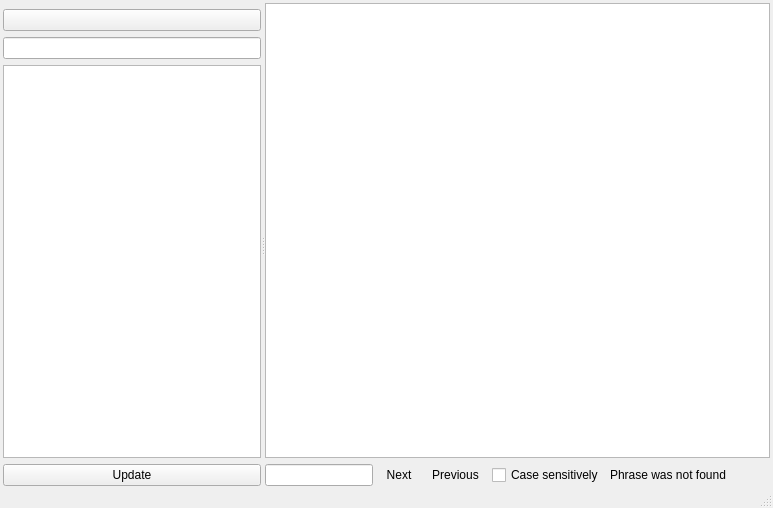
Qt form src/plugins/messagearchiver/archiveviewwindow.ui (vacuum-im/vacuum-im) before a commit.
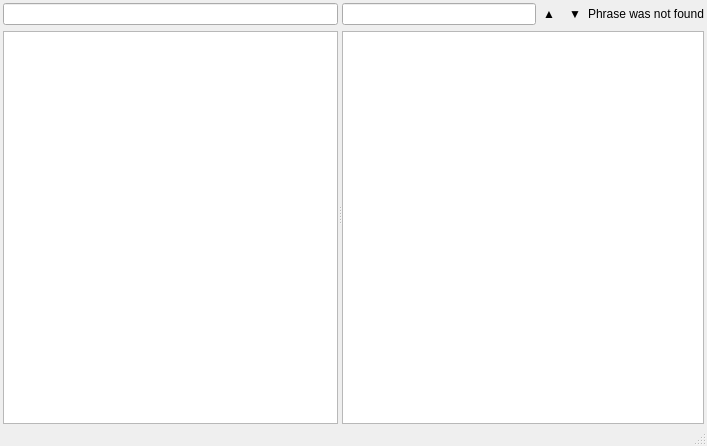
The same form after that commit. Custom widgets are drawn as their Qt base class.

The edit to the form file:
```diff
--- a/src/plugins/messagearchiver/archiveviewwindow.ui
+++ b/src/plugins/messagearchiver/archiveviewwindow.ui
@@ -6,8 +6,8 @@
    <rect>
     <x>0</x>
     <y>0</y>
-    <width>773</width>
-    <height>508</height>
+    <width>707</width>
+    <height>446</height>
    </rect>
   </property>
   <widget class="QWidget" name="centralWidget">
@@ -37,23 +37,6 @@
         <property name="margin">
          <number>0</number>
         </property>
-        <item>
-         <widget class="SelectPageWidget" name="spwSelectPage" native="true">
-          <property name="focusPolicy">
-           <enum>Qt::TabFocus</enum>
-          </property>
-         </widget>
-        </item>
-        <item>
-         <widget class="QPushButton" name="pbtLoadEarlierMessages">
-          <property name="sizePolicy">
-           <sizepolicy hsizetype="Ignored" vsizetype="Fixed">
-            <horstretch>0</horstretch>
-            <verstretch>0</verstretch>
-           </sizepolicy>
-          </property>
-         </widget>
-        </item>
         <item>
          <widget class="QWidget" name="wdtArchiveSearch" native="true">
           <layout class="QHBoxLayout" name="horizontalLayout_3">
@@ -91,13 +74,6 @@
           </property>
          </widget>
         </item>
-        <item>
-         <widget class="QPushButton" name="pbtHeadersUpdate">
-          <property name="text">
-           <string>Update</string>
-          </property>
-         </widget>
-        </item>
        </layout>
       </widget>
       <widget class="QWidget" name="wdtMessages" native="true">
@@ -105,16 +81,12 @@
         <property name="margin">
          <number>0</number>
         </property>
-        <item>
-         <widget class="AnimatedTextBrowser" name="tbrMessages">
-          <property name="openExternalLinks">
-           <bool>true</bool>
-          </property>
-         </widget>
-        </item>
         <item>
          <widget class="QWidget" name="wdtTextSearch" native="true">
-          <layout class="QHBoxLayout" name="horizontalLayout_2">
+          <layout class="QHBoxLayout" name="horizontalLayout" stretch="5,0,0,2">
+           <property name="spacing">
+            <number>0</number>
+           </property>
            <property name="margin">
             <number>0</number>
            </property>
@@ -128,44 +100,16 @@
              </property>
             </widget>
            </item>
-           <item>
-            <widget class="QToolButton" name="tlbTextSearchNext">
-             <property name="sizePolicy">
-              <sizepolicy hsizetype="Fixed" vsizetype="Minimum">
-               <horstretch>0</horstretch>
-               <verstretch>0</verstretch>
-              </sizepolicy>
-             </property>
-             <property name="text">
-              <string>Next</string>
-             </property>
-             <property name="autoRepeat">
-              <bool>true</bool>
-             </property>
-             <property name="toolButtonStyle">
-              <enum>Qt::ToolButtonTextBesideIcon</enum>
-             </property>
-             <property name="autoRaise">
-              <bool>true</bool>
-             </property>
-            </widget>
-           </item>
            <item>
             <widget class="QToolButton" name="tlbTextSearchPrev">
-             <property name="sizePolicy">
-              <sizepolicy hsizetype="Fixed" vsizetype="Minimum">
-               <horstretch>0</horstretch>
-               <verstretch>0</verstretch>
-              </sizepolicy>
-             </property>
              <property name="text">
-              <string>Previous</string>
+              <string notr="true">▲</string>
              </property>
              <property name="autoRepeat">
               <bool>true</bool>
              </property>
              <property name="toolButtonStyle">
-              <enum>Qt::ToolButtonTextBesideIcon</enum>
+              <enum>Qt::ToolButtonTextOnly</enum>
              </property>
              <property name="autoRaise">
               <bool>true</bool>
@@ -173,35 +117,47 @@
             </widget>
            </item>
            <item>
-            <widget class="QCheckBox" name="chbTextSearchCaseSensitive">
+            <widget class="QToolButton" name="tlbTextSearchNext">
              <property name="text">
-              <string>Case sensitively</string>
+              <string notr="true">▼</string>
+             </property>
+             <property name="autoRepeat">
+              <bool>true</bool>
+             </property>
+             <property name="toolButtonStyle">
+              <enum>Qt::ToolButtonTextOnly</enum>
+             </property>
+             <property name="autoRaise">
+              <bool>true</bool>
              </property>
             </widget>
            </item>
            <item>
             <widget class="QLabel" name="lblTextSearchInfo">
+             <property name="sizePolicy">
+              <sizepolicy hsizetype="Expanding" vsizetype="Preferred">
+               <horstretch>0</horstretch>
+               <verstretch>0</verstretch>
+              </sizepolicy>
+             </property>
              <property name="text">
               <string notr="true">Phrase was not found</string>
              </property>
+             <property name="alignment">
+              <set>Qt::AlignRight|Qt::AlignTrailing|Qt::AlignVCenter</set>
+             </property>
             </widget>
            </item>
-           <item>
-            <spacer name="horizontalSpacer">
-             <property name="orientation">
-              <enum>Qt::Horizontal</enum>
-             </property>
-             <property name="sizeHint" stdset="0">
-              <size>
-               <width>40</width>
-               <height>20</height>
-              </size>
-             </property>
-            </spacer>
-           </item>
           </layout>
          </widget>
         </item>
+        <item>
+         <widget class="AnimatedTextBrowser" name="tbrMessages">
+          <property name="openExternalLinks">
+           <bool>true</bool>
+          </property>
+         </widget>
+        </item>
        </layout>
       </widget>
      </widget>
@@ -212,12 +168,6 @@
  </widget>
  <layoutdefault spacing="6" margin="11"/>
  <customwidgets>
-  <customwidget>
-   <class>SelectPageWidget</class>
-   <extends>QWidget</extends>
-   <header>selectpagewidget.h</header>
-   <container>1</container>
-  </customwidget>
   <customwidget>
    <class>AnimatedTextBrowser</class>
    <extends>QTextBrowser</extends>
@@ -228,6 +178,11 @@
    <extends>QLineEdit</extends>
    <header location="global">utils/searchlineedit.h</header>
   </customwidget>
+  <customwidget>
+   <class>ArchiveViewTreeView</class>
+   <extends>QTreeView</extends>
+   <header>archiveviewtreeview.h</header>
+  </customwidget>
  </customwidgets>
  <tabstops>
   <tabstop>spwSelectPage</tabstop>
```
Left out of the diff: 10 changed lines with no effect on the pictures.
